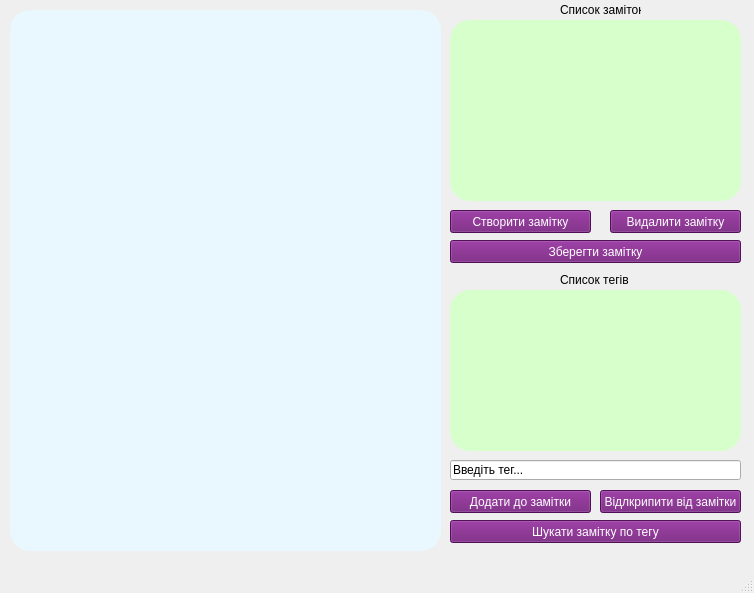
Qt form SUPER_DUPER_OMEGA_PAPKA/untitled.ui (Pavlo1561/worker1) before a commit.
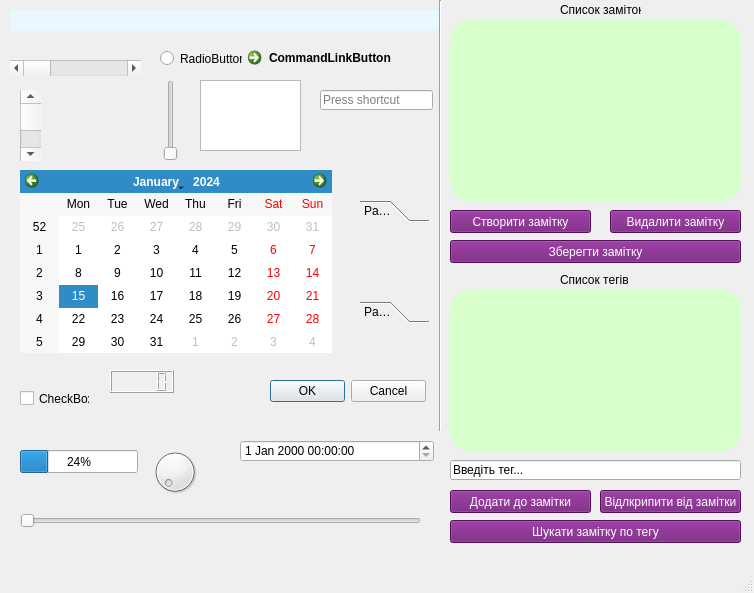
The same form after that commit.

```diff
--- a/SUPER_DUPER_OMEGA_PAPKA/untitled.ui
+++ b/SUPER_DUPER_OMEGA_PAPKA/untitled.ui
@@ -23,7 +23,7 @@
       <x>10</x>
       <y>10</y>
       <width>431</width>
-      <height>541</height>
+      <height>21</height>
      </rect>
     </property>
     <property name="styleSheet">
@@ -208,6 +208,247 @@
      <string>Введіть тег...</string>
     </property>
    </widget>
+   <widget class="QSlider" name="horizontalSlider">
+    <property name="geometry">
+     <rect>
+      <x>20</x>
+      <y>500</y>
+      <width>401</width>
+      <height>41</height>
+     </rect>
+    </property>
+    <property name="orientation">
+     <enum>Qt::Horizontal</enum>
+    </property>
+   </widget>
+   <widget class="QProgressBar" name="progressBar">
+    <property name="geometry">
+     <rect>
+      <x>20</x>
+      <y>450</y>
+      <width>118</width>
+      <height>23</height>
+     </rect>
+    </property>
+    <property name="value">
+     <number>24</number>
+    </property>
+   </widget>
+   <widget class="QDial" name="dial">
+    <property name="geometry">
+     <rect>
+      <x>150</x>
+      <y>440</y>
+      <width>50</width>
+      <height>64</height>
+     </rect>
+    </property>
+   </widget>
+   <widget class="QDateTimeEdit" name="dateTimeEdit">
+    <property name="geometry">
+     <rect>
+      <x>240</x>
+      <y>440</y>
+      <width>194</width>
+      <height>22</height>
+     </rect>
+    </property>
+   </widget>
+   <widget class="QCheckBox" name="checkBox">
+    <property name="geometry">
+     <rect>
+      <x>20</x>
+      <y>390</y>
+      <width>70</width>
+      <height>17</height>
+     </rect>
+    </property>
+    <property name="text">
+     <string>CheckBox</string>
+    </property>
+   </widget>
+   <widget class="QDialogButtonBox" name="buttonBox">
+    <property name="geometry">
+     <rect>
+      <x>270</x>
+      <y>380</y>
+      <width>156</width>
+      <height>23</height>
+     </rect>
+    </property>
+    <property name="standardButtons">
+     <set>QDialogButtonBox::Cancel|QDialogButtonBox::Ok</set>
+    </property>
+   </widget>
+   <widget class="Line" name="line">
+    <property name="geometry">
+     <rect>
+      <x>430</x>
+      <y>0</y>
+      <width>20</width>
+      <height>431</height>
+     </rect>
+    </property>
+    <property name="orientation">
+     <enum>Qt::Vertical</enum>
+    </property>
+   </widget>
+   <widget class="QCalendarWidget" name="calendarWidget">
+    <property name="geometry">
+     <rect>
+      <x>20</x>
+      <y>170</y>
+      <width>312</width>
+      <height>183</height>
+     </rect>
+    </property>
+   </widget>
+   <widget class="QToolBox" name="toolBox">
+    <property name="geometry">
+     <rect>
+      <x>360</x>
+      <y>200</y>
+      <width>69</width>
+      <height>123</height>
+     </rect>
+    </property>
+    <property name="currentIndex">
+     <number>0</number>
+    </property>
+    <widget class="QWidget" name="page">
+     <property name="geometry">
+      <rect>
+       <x>0</x>
+       <y>0</y>
+       <width>69</width>
+       <height>69</height>
+      </rect>
+     </property>
+     <attribute name="label">
+      <string>Page 1</string>
+     </attribute>
+    </widget>
+    <widget class="QWidget" name="page_2">
+     <property name="geometry">
+      <rect>
+       <x>0</x>
+       <y>0</y>
+       <width>69</width>
+       <height>69</height>
+      </rect>
+     </property>
+     <attribute name="label">
+      <string>Page 2</string>
+     </attribute>
+    </widget>
+   </widget>
+   <widget class="QStackedWidget" name="stackedWidget">
+    <property name="geometry">
+     <rect>
+      <x>20</x>
+      <y>30</y>
+      <width>120</width>
+      <height>21</height>
+     </rect>
+    </property>
+    <widget class="QWidget" name="page_3"/>
+    <widget class="QWidget" name="page_4"/>
+   </widget>
+   <widget class="QCommandLinkButton" name="commandLinkButton">
+    <property name="geometry">
+     <rect>
+      <x>240</x>
+      <y>40</y>
+      <width>185</width>
+      <height>41</height>
+     </rect>
+    </property>
+    <property name="text">
+     <string>CommandLinkButton</string>
+    </property>
+   </widget>
+   <widget class="QRadioButton" name="radioButton">
+    <property name="geometry">
+     <rect>
+      <x>160</x>
+      <y>50</y>
+      <width>82</width>
+      <height>17</height>
+     </rect>
+    </property>
+    <property name="text">
+     <string>RadioButton</string>
+    </property>
+   </widget>
+   <widget class="QKeySequenceEdit" name="keySequenceEdit">
+    <property name="geometry">
+     <rect>
+      <x>320</x>
+      <y>90</y>
+      <width>113</width>
+      <height>20</height>
+     </rect>
+    </property>
+   </widget>
+   <widget class="QSlider" name="verticalSlider">
+    <property name="geometry">
+     <rect>
+      <x>160</x>
+      <y>80</y>
+      <width>22</width>
+      <height>81</height>
+     </rect>
+    </property>
+    <property name="orientation">
+     <enum>Qt::Vertical</enum>
+    </property>
+   </widget>
+   <widget class="QScrollBar" name="horizontalScrollBar">
+    <property name="geometry">
+     <rect>
+      <x>10</x>
+      <y>60</y>
+      <width>131</width>
+      <height>16</height>
+     </rect>
+    </property>
+    <property name="orientation">
+     <enum>Qt::Horizontal</enum>
+    </property>
+   </widget>
+   <widget class="QScrollBar" name="verticalScrollBar">
+    <property name="geometry">
+     <rect>
+      <x>20</x>
+      <y>90</y>
+      <width>21</width>
+      <height>71</height>
+     </rect>
+    </property>
+    <property name="orientation">
+     <enum>Qt::Vertical</enum>
+    </property>
+   </widget>
+   <widget class="QLCDNumber" name="lcdNumber">
+    <property name="geometry">
+     <rect>
+      <x>110</x>
+      <y>370</y>
+      <width>64</width>
+      <height>23</height>
+     </rect>
+    </property>
+   </widget>
+   <widget class="QTextBrowser" name="textBrowser">
+    <property name="geometry">
+     <rect>
+      <x>200</x>
+      <y>80</y>
+      <width>101</width>
+      <height>71</height>
+     </rect>
+    </property>
+   </widget>
   </widget>
   <widget class="QMenuBar" name="menubar">
    <property name="geometry">
```
